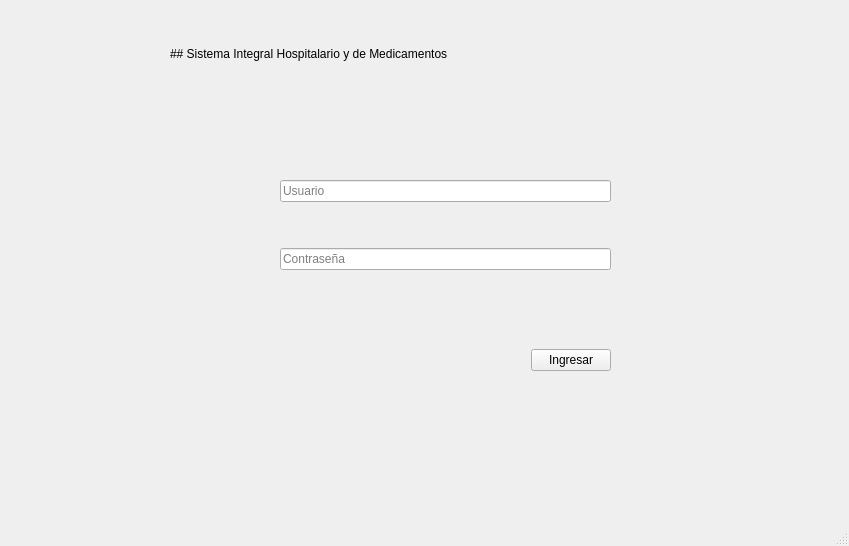
Old version of the form Documentacion/QtDesigner/login.ui in the repository AsgardUtvt/ProyectoIntegrador1.
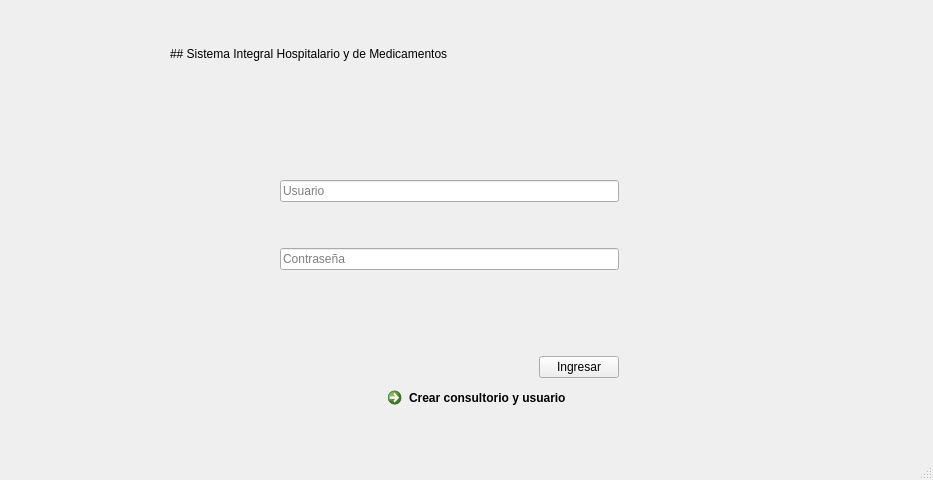
New version of the form.

```diff
--- a/Documentacion/QtDesigner/login.ui
+++ b/Documentacion/QtDesigner/login.ui
@@ -6,8 +6,8 @@
    <rect>
     <x>0</x>
     <y>0</y>
-    <width>849</width>
-    <height>546</height>
+    <width>933</width>
+    <height>480</height>
    </rect>
   </property>
   <property name="sizeIncrement">
@@ -25,8 +25,8 @@
      <rect>
       <x>280</x>
       <y>140</y>
-      <width>331</width>
-      <height>231</height>
+      <width>339</width>
+      <height>238</height>
      </rect>
     </property>
     <layout class="QVBoxLayout" name="verticalLayout">
@@ -162,6 +162,19 @@
      </rect>
     </property>
    </widget>
+   <widget class="QCommandLinkButton" name="clb_crear_conultori">
+    <property name="geometry">
+     <rect>
+      <x>380</x>
+      <y>380</y>
+      <width>243</width>
+      <height>40</height>
+     </rect>
+    </property>
+    <property name="text">
+     <string>Crear consultorio y usuario</string>
+    </property>
+   </widget>
   </widget>
   <widget class="QStatusBar" name="statusbar"/>
  </widget>
```
Left out of the diff: 39 changed lines with no effect on the pictures.
